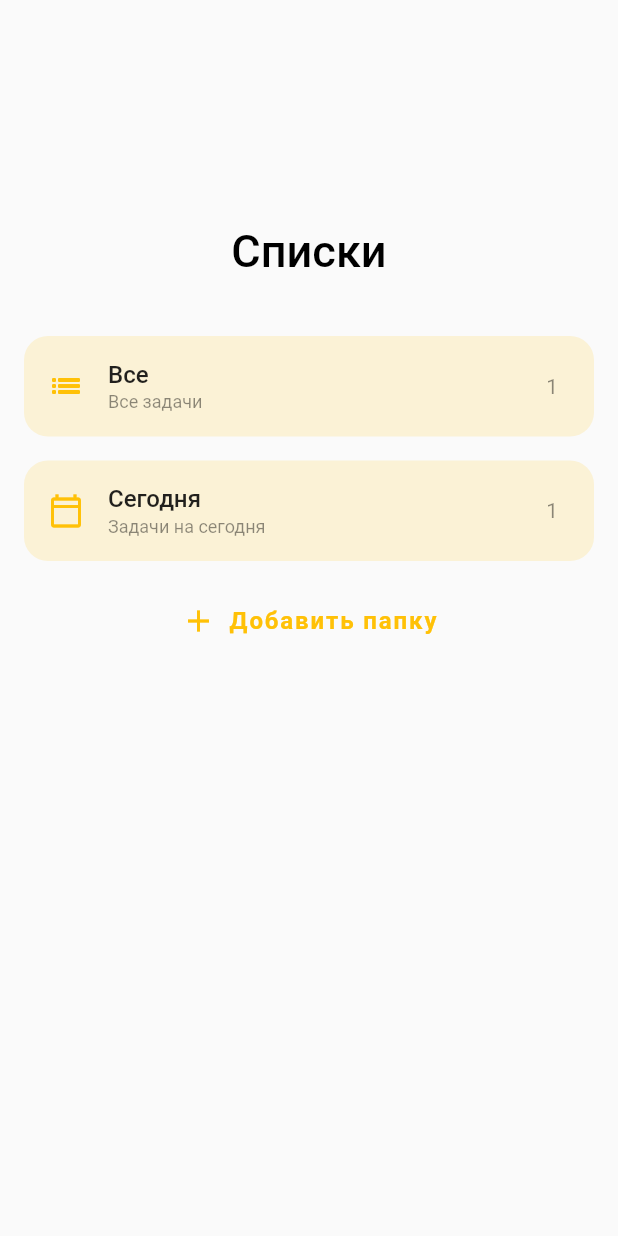
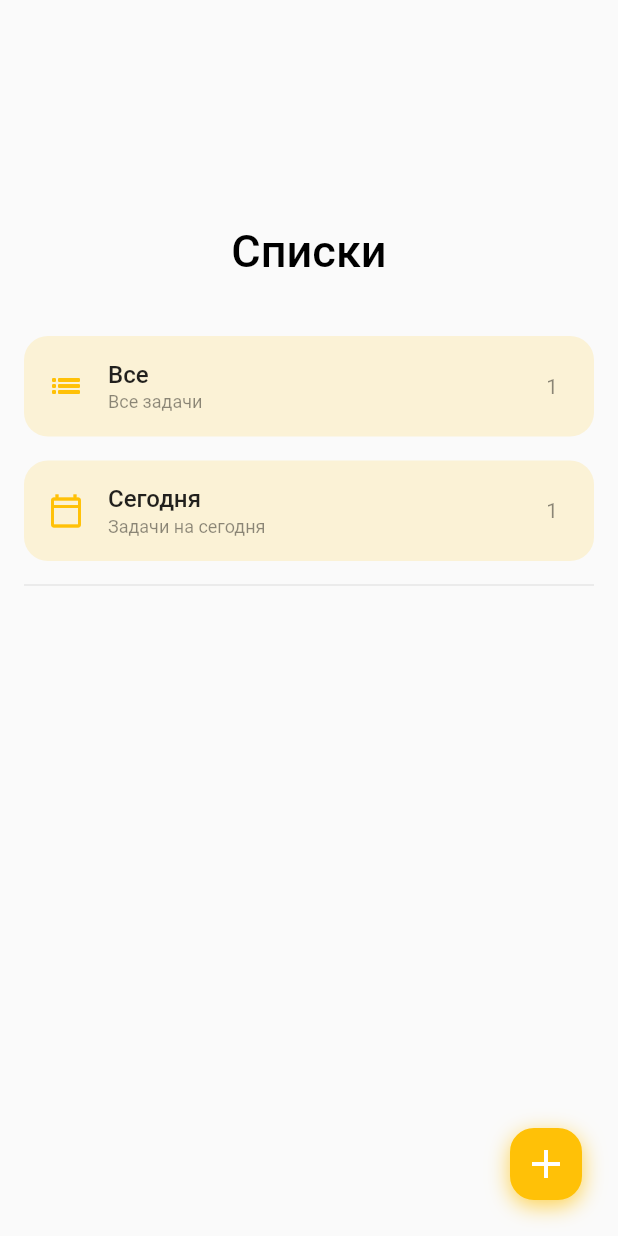
Before and after one commit to just-another-kirill-ilichev/sample_todo_app, a Flutter app: the screen it shows after launch, on a phone screen of 412 x 824 dp. Run offline on Flutter 3.47's test engine with Material 2 defaults, Android fonts, the phone set to English and light mode, and no system bars; our stand-ins replace sliver_tools, sqflite; accounts and stored records are empty.

Commit message:
Updated folder list page UI

```diff
--- a/lib/page/folder_list_page/folder_list_page.dart
+++ b/lib/page/folder_list_page/folder_list_page.dart
@@ -3,9 +3,11 @@ import 'package:provider/provider.dart';
 import 'package:sample_todo_app/config/app_router.dart';
 import 'package:sample_todo_app/model/folder.dart';
 import 'package:sample_todo_app/page/folder_list_page/folder_tile.dart';
+import 'package:sample_todo_app/widget/custom_fab.dart';
 import 'package:sample_todo_app/state/folders_change_notifier.dart';
 import 'package:sample_todo_app/state/todo_change_notifier.dart';
 import 'package:sample_todo_app/widget/custom_scaffold.dart';
+import 'package:sliver_tools/sliver_tools.dart';
 
 class FolderListPage extends StatelessWidget {
   const FolderListPage({Key? key}) : super(key: key);
@@ -15,17 +17,20 @@ class FolderListPage extends StatelessWidget {
     return Consumer<FoldersChangeNotifier>(
       builder: (ctx, folders, ___) => CustomScaffold(
         title: Text('Списки'),
-        body: SliverList(
-          delegate: SliverChildBuilderDelegate(
-            (ctx, idx) {
-              if (idx == 0) return _buildAll(context);
-              if (idx == 1) return _buildToday(context);
-              if (idx == folders.items.length + 2)
-                return _buildAddButton(context);
-              return _buildFolder(context, folders.items[idx - 2]);
-            },
-            childCount: folders.items.length + 3,
+        body: MultiSliver(children: [
+          SliverToBoxAdapter(child: _buildAll(context)),
+          SliverToBoxAdapter(child: _buildToday(context)),
+          SliverToBoxAdapter(child: Divider()),
+          SliverList(
+            delegate: SliverChildBuilderDelegate(
+              (ctx, idx) => _buildFolder(ctx, folders.items[idx]),
+              childCount: folders.items.length,
+            ),
           ),
+        ]),
+        floatingActionButton: CustomFab(
+          icon: Icon(Icons.add),
+          onPressed: () => Navigator.pushNamed(context, AppRoute.add_folder),
         ),
       ),
     );
@@ -60,20 +65,4 @@ class FolderListPage extends StatelessWidget {
       count: 1,
     );
   }
-
-  Widget _buildAddButton(BuildContext context) {
-    return Padding(
-      padding: const EdgeInsets.symmetric(vertical: 8, horizontal: 16),
-      child: TextButton.icon(
-        style: TextButton.styleFrom(
-          shape: RoundedRectangleBorder(
-            borderRadius: BorderRadius.circular(16),
-          ),
-        ),
-        onPressed: () => Navigator.pushNamed(context, AppRoute.add_folder),
-        icon: Icon(Icons.add),
-        label: Text('Добавить папку'),
-      ),
-    );
-  }
 }
--- a/lib/page/todo_list_page/todo_list_page.dart
+++ b/lib/page/todo_list_page/todo_list_page.dart
@@ -1,7 +1,7 @@
 import 'package:flutter/material.dart';
 import 'package:provider/provider.dart';
 import 'package:sample_todo_app/config/app_router.dart';
-import 'package:sample_todo_app/page/todo_list_page/custom_fab.dart';
+import 'package:sample_todo_app/widget/custom_fab.dart';
 import 'package:sample_todo_app/page/todo_list_page/todo_tile.dart';
 import 'package:sample_todo_app/state/todo_change_notifier.dart';
 import 'package:sample_todo_app/widget/custom_scaffold.dart';
```
Also changed, not shown: pubspec.yaml (+6 -4 lines), lib/widget/custom_fab.dart (renamed from lib/page/todo_list_page/custom_fab.dart), pubspec.lock.
